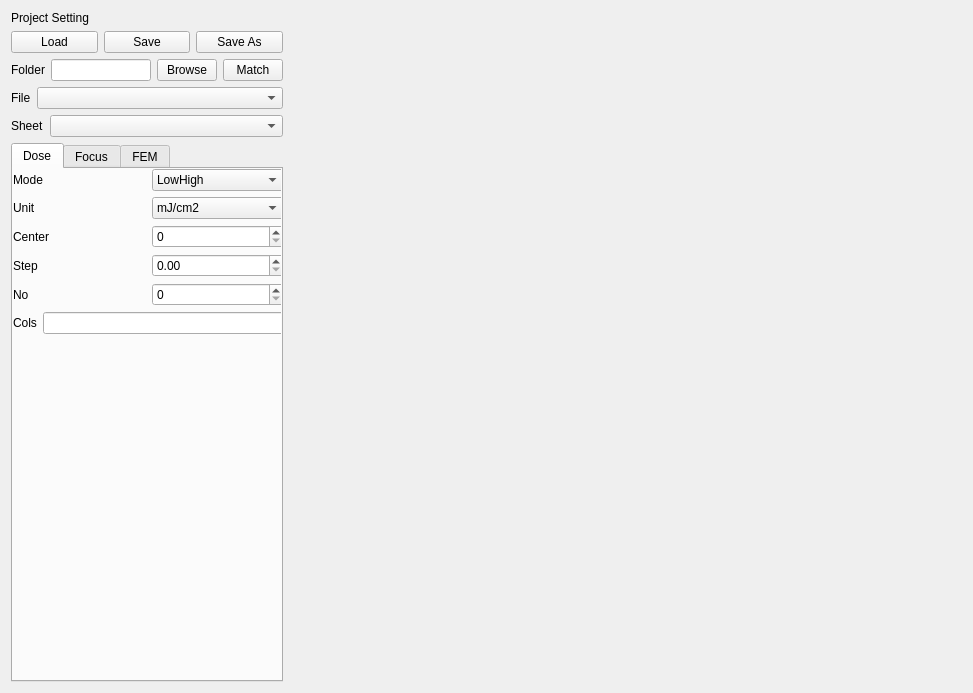
Before: the Qt Designer form fem/src/mainwindow.ui in neoluxis/zju_FEMApp, drawn with Qt 5.
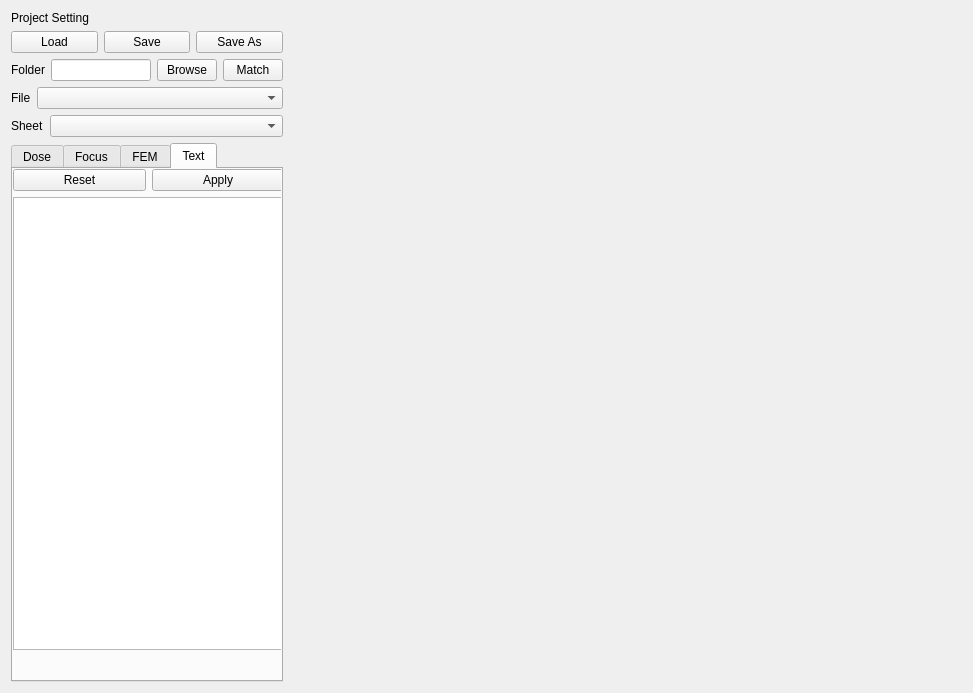
After: the same form once the commit is applied. The open tabs and pages were chosen to show the change.

```diff
--- a/fem/src/mainwindow.ui
+++ b/fem/src/mainwindow.ui
@@ -140,7 +140,7 @@
           <rect>
            <x>0</x>
            <y>0</y>
-           <width>271</width>
+           <width>281</width>
            <height>451</height>
           </rect>
          </property>
@@ -195,7 +195,7 @@
              </widget>
             </item>
             <item>
-             <widget class="QSpinBox" name="spnDCenter"/>
+             <widget class="QDoubleSpinBox" name="dspnDCenter"/>
             </item>
            </layout>
           </item>
@@ -459,6 +459,44 @@
          </layout>
         </widget>
        </widget>
+       <widget class="QWidget" name="Text">
+        <attribute name="title">
+         <string>Text</string>
+        </attribute>
+        <widget class="QWidget" name="verticalLayoutWidget">
+         <property name="geometry">
+          <rect>
+           <x>0</x>
+           <y>0</y>
+           <width>271</width>
+           <height>481</height>
+          </rect>
+         </property>
+         <layout class="QVBoxLayout" name="vboxText">
+          <item>
+           <layout class="QHBoxLayout" name="hbText">
+            <item>
+             <widget class="QPushButton" name="btnTxtReset">
+              <property name="text">
+               <string>Reset</string>
+              </property>
+             </widget>
+            </item>
+            <item>
+             <widget class="QPushButton" name="btnTxtApply">
+              <property name="text">
+               <string>Apply</string>
+              </property>
+             </widget>
+            </item>
+           </layout>
+          </item>
+          <item>
+           <widget class="QPlainTextEdit" name="txtConfigRaw"/>
+          </item>
+         </layout>
+        </widget>
+       </widget>
       </widget>
      </item>
     </layout>
```
Left out of the diff: 10 changed lines with no effect on the pictures.
